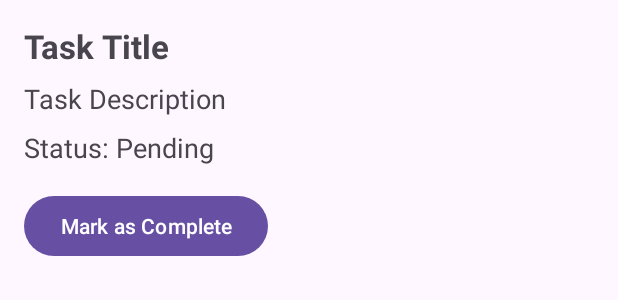
After one commit to leechaobla/TaskManager, an Android app: the layout activity_task_detail.xml on its own in the app's theme, with its tools: preview values and no code run, on a phone screen of 412 x 824 dp. The commit adds this screen. Shown: the top 300 px of the screen. Run offline under Robolectric (Android 15) with nearby library versions, the phone set to English and light mode, and no system bars.

Commit message:
Commit 2

```diff
--- a/app/src/main/java/com/example/assignment/Home.java
+++ b/app/src/main/java/com/example/assignment/Home.java
@@ -50,7 +50,7 @@ public class Home extends AppCompatActivity {
         taskList = new ArrayList<>();
 
         // Set up RecyclerView with adapter
-        taskAdapter = new TaskAdapter(taskList);
+        taskAdapter = new TaskAdapter(taskList, this);
         tasksRecyclerView.setLayoutManager(new LinearLayoutManager(this));
         tasksRecyclerView.setAdapter(taskAdapter);
 
--- /dev/null
+++ b/app/src/main/res/layout/activity_task_detail.xml
@@ -0,0 +1,39 @@
+<!-- activity_task_detail.xml -->
+<LinearLayout
+    xmlns:android="http://schemas.android.com/apk/res/android"
+    android:layout_width="match_parent"
+    android:layout_height="match_parent"
+    android:orientation="vertical"
+    android:padding="16dp">
+
+    <TextView
+        android:id="@+id/taskDetailTitleTextView"
+        android:layout_width="wrap_content"
+        android:layout_height="wrap_content"
+        android:text="Task Title"
+        android:textSize="22sp"
+        android:textStyle="bold"
+        android:paddingBottom="8dp" />
+
+    <TextView
+        android:id="@+id/taskDetailDescriptionTextView"
+        android:layout_width="wrap_content"
+        android:layout_height="wrap_content"
+        android:text="Task Description"
+        android:textSize="18sp"
+        android:paddingBottom="8dp" />
+
+    <TextView
+        android:id="@+id/taskDetailStatusTextView"
+        android:layout_width="wrap_content"
+        android:layout_height="wrap_content"
+        android:text="Status: Pending"
+        android:textSize="18sp"
+        android:paddingBottom="16dp" />
+
+    <Button
+        android:id="@+id/markCompleteButton"
+        android:layout_width="wrap_content"
+        android:layout_height="wrap_content"
+        android:text="Mark as Complete" />
+</LinearLayout>
--- a/app/src/main/res/layout/item_task.xml
+++ b/app/src/main/res/layout/item_task.xml
@@ -16,12 +16,12 @@
         android:textStyle="bold" />
 
     <TextView
-        android:id="@+id/taskStatusTextView"
+        android:id="@+id/statusTextView"
         android:layout_width="wrap_content"
         android:layout_height="wrap_content"
         android:text="Status: Pending"
-        android:textSize="14sp"
-        android:textColor="#666666" />
+        android:textSize="16sp"
+        android:paddingTop="4dp" />
 
     <TextView
         android:id="@+id/descriptionTextView"
```
Also changed, not shown: app/src/main/java/com/example/assignment/Task.java (+13 -8 lines), app/src/main/java/com/example/assignment/TaskDetailActivity.java (added, +83 -0 lines).
